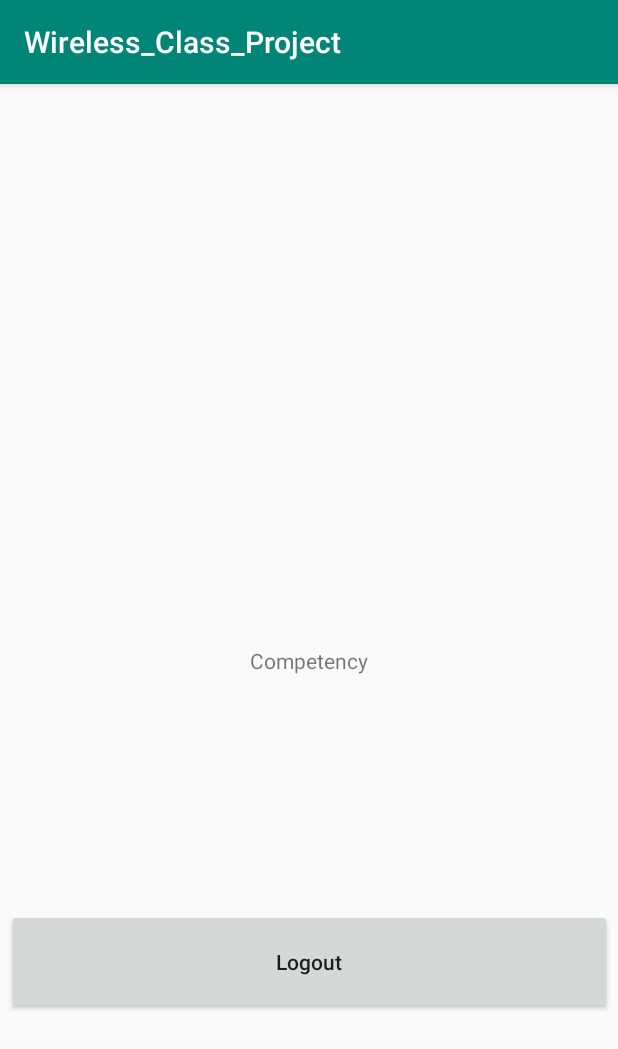
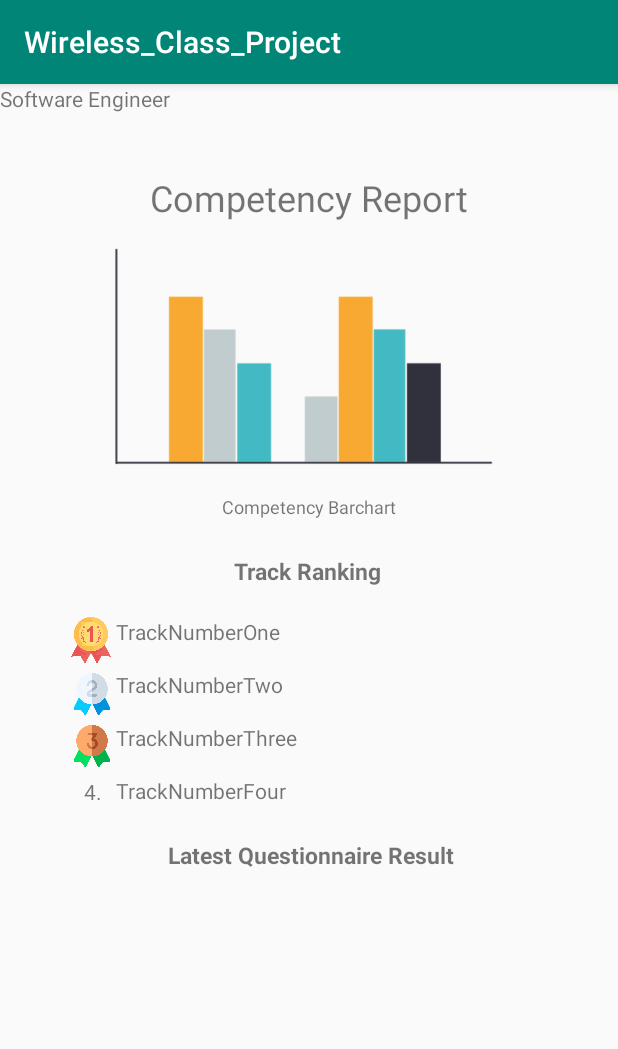
Before and after one commit to Phancisth/Wireless_Class_Project, an Android app: the HomePage screen opened directly, with no data from a screen before it, after a tap on "Competency Report", on a phone screen of 412 x 824 dp. Shown: the top 1049 px of the screen. Run offline under Robolectric (Android 15) with nearby library versions, the phone set to English and light mode, and no system bars; our stand-ins replace Firebase (no records; nobody signed in at launch, a user with empty details on screens opened directly).

Commit message:
add picture to home page and put the materials in competency report page:D I am such a good group member>:DDD

```diff
--- a/app/src/main/res/layout/activity_competency.xml
+++ b/app/src/main/res/layout/activity_competency.xml
@@ -12,23 +12,152 @@
         android:layout_height="wrap_content"
         android:layout_marginTop="8dp"
         android:layout_marginBottom="8dp"
-        android:text="Competency"
+        android:text="@string/CompetencyHead"
+        android:textSize="24sp"
         app:layout_constraintBottom_toBottomOf="parent"
         app:layout_constraintEnd_toEndOf="parent"
         app:layout_constraintStart_toStartOf="parent"
-        app:layout_constraintTop_toTopOf="parent" />
-    <Button
-        android:id="@+id/log_out"
-        android:layout_width="403dp"
-        android:layout_height="70dp"
+        app:layout_constraintTop_toTopOf="parent"
+        app:layout_constraintVertical_bias="0.071" />
+
+    <TextView
+        android:id="@+id/textView2"
+        android:layout_width="wrap_content"
+        android:layout_height="wrap_content"
         android:layout_marginStart="8dp"
+        android:layout_marginTop="8dp"
         android:layout_marginEnd="8dp"
-        android:layout_marginBottom="148dp"
-        android:onClick="Logout"
-        android:text="@string/logout_button"
-        android:textAllCaps="false"
-        app:layout_constraintBottom_toBottomOf="parent"
+        android:text="@string/BarchartDesc"
+        android:textSize="12sp"
         app:layout_constraintEnd_toEndOf="parent"
-        app:layout_constraintHorizontal_bias="0.458"
-        app:layout_constraintStart_toStartOf="parent" />
+        app:layout_constraintStart_toStartOf="parent"
+        app:layout_constraintTop_toBottomOf="@+id/imageView2" />
+
+    <ImageView
+        android:id="@+id/imageView2"
+        android:layout_width="267dp"
+        android:layout_height="165dp"
+        android:layout_marginStart="8dp"
+        android:layout_marginTop="100dp"
+        android:layout_marginEnd="8dp"
+        app:layout_constraintEnd_toEndOf="parent"
+        app:layout_constraintHorizontal_bias="0.497"
+        app:layout_constraintStart_toStartOf="parent"
+        app:layout_constraintTop_toTopOf="parent"
+        app:srcCompat="@drawable/barchart2" />
+
+    <TextView
+        android:id="@+id/textView4"
+        android:layout_width="wrap_content"
+        android:layout_height="wrap_content"
+        android:layout_marginStart="4dp"
+        android:layout_marginTop="24dp"
+        android:layout_marginEnd="8dp"
+        android:text="@string/TrackRank"
+        android:textSize="15sp"
+        android:textStyle="bold"
+        app:layout_constraintEnd_toEndOf="parent"
+        app:layout_constraintHorizontal_bias="0.504"
+        app:layout_constraintStart_toStartOf="parent"
+        app:layout_constraintTop_toBottomOf="@+id/textView2" />
+
+    <ImageView
+        android:id="@+id/imageView4"
+        android:layout_width="33dp"
+        android:layout_height="31dp"
+        android:layout_marginStart="44dp"
+        android:layout_marginTop="20dp"
+        app:layout_constraintStart_toStartOf="parent"
+        app:layout_constraintTop_toBottomOf="@+id/textView4"
+        app:srcCompat="@drawable/goldmedal" />
+
+    <TextView
+        android:id="@+id/textView6"
+        android:layout_width="wrap_content"
+        android:layout_height="wrap_content"
+        android:layout_marginTop="20dp"
+        android:text="@string/Track1"
+        app:layout_constraintStart_toEndOf="@+id/imageView4"
+        app:layout_constraintTop_toBottomOf="@+id/textView4" />
+
+    <TextView
+        android:id="@+id/textView7"
+        android:layout_width="117dp"
+        android:layout_height="19dp"
+        android:layout_marginStart="2dp"
+        android:layout_marginTop="16dp"
+        android:text="@string/Track2"
+        app:layout_constraintStart_toEndOf="@+id/imageView6"
+        app:layout_constraintTop_toBottomOf="@+id/textView6" />
+
+    <ImageView
+        android:id="@+id/imageView6"
+        android:layout_width="28dp"
+        android:layout_height="29dp"
+        android:layout_marginStart="47dp"
+        android:layout_marginTop="5dp"
+        app:layout_constraintStart_toStartOf="parent"
+        app:layout_constraintTop_toBottomOf="@+id/imageView4"
+        app:srcCompat="@drawable/second" />
+
+    <ImageView
+        android:id="@+id/imageView7"
+        android:layout_width="28dp"
+        android:layout_height="29dp"
+        android:layout_marginStart="47dp"
+        android:layout_marginTop="5dp"
+        app:layout_constraintStart_toStartOf="parent"
+        app:layout_constraintTop_toBottomOf="@+id/imageView6"
+        app:srcCompat="@drawable/third" />
+
+    <TextView
+        android:id="@+id/textView8"
+        android:layout_width="wrap_content"
+        android:layout_height="wrap_content"
+        android:layout_marginStart="2dp"
+        android:layout_marginTop="16dp"
+        android:text="@string/Track3"
+        app:layout_constraintStart_toEndOf="@+id/imageView7"
+        app:layout_constraintTop_toBottomOf="@+id/textView7" />
+
+    <TextView
+        android:id="@+id/textView9"
+        android:layout_width="13dp"
+        android:layout_height="19dp"
+        android:layout_marginStart="56dp"
+        android:layout_marginTop="6dp"
+        android:text="@string/NO4"
+        app:layout_constraintStart_toStartOf="parent"
+        app:layout_constraintTop_toBottomOf="@+id/imageView7" />
+
+    <TextView
+        android:id="@+id/textView10"
+        android:layout_width="wrap_content"
+        android:layout_height="wrap_content"
+        android:layout_marginStart="8dp"
+        android:layout_marginTop="16dp"
+        android:text="@string/Track4"
+        app:layout_constraintStart_toEndOf="@+id/textView9"
+        app:layout_constraintTop_toBottomOf="@+id/textView8" />
+
+    <TextView
+        android:id="@+id/textView11"
+        android:layout_width="wrap_content"
+        android:layout_height="wrap_content"
+        android:layout_marginStart="112dp"
+        android:layout_marginTop="168dp"
+        android:text="@string/QuestionnaireResult"
+        android:textSize="15sp"
+        android:textStyle="bold"
+        app:layout_constraintStart_toStartOf="parent"
+        app:layout_constraintTop_toBottomOf="@+id/textView4" />
+
+    <TextView
+        android:id="@+id/textView13"
+        android:layout_width="wrap_content"
+        android:layout_height="wrap_content"
+        android:text="@string/TrackName"
+        tools:layout_editor_absoluteX="147dp"
+        tools:layout_editor_absoluteY="541dp" />
+
 </android.support.constraint.ConstraintLayout>
--- a/app/src/main/res/layout/activity_home.xml
+++ b/app/src/main/res/layout/activity_home.xml
@@ -40,10 +40,11 @@
 
             <ImageView
                 android:id="@+id/imageView"
-                android:layout_width="wrap_content"
-                android:layout_height="102dp"
+                android:layout_width="166dp"
+                android:layout_height="wrap_content"
                 android:layout_weight="1"
-                tools:srcCompat="@tools:sample/avatars[1]" />
+                app:srcCompat="@drawable/avatar2"
+                tools:srcCompat="@drawable/avatar2" />
 
             <LinearLayout
                 android:layout_width="291dp"
--- a/app/src/main/res/values/strings.xml
+++ b/app/src/main/res/values/strings.xml
@@ -28,4 +28,14 @@
     <string name="Language">English</string>
     <string name="ChangeLan">Change Language</string>
     <string name="StudentID">Student ID</string>
+    <string name="CompetencyHead">Competency Report</string>
+    <string name="BarchartDesc">Competency Barchart</string>
+    <string name="TrackRank">Track Ranking</string>
+    <string name="Track1">TrackNumberOne</string>
+    <string name="Track2">TrackNumberTwo</string>
+    <string name="Track3">TrackNumberThree</string>
+    <string name="NO4">4.</string>
+    <string name="Track4">TrackNumberFour</string>
+    <string name="QuestionnaireResult">Latest Questionnaire Result</string>
+    <string name="TrackName">Software Engineer</string>
 </resources>
```
Also changed, not shown: app/src/main/res/drawable/avatar2.png (added), app/src/main/res/drawable/barchart.png (added), app/src/main/res/drawable/barchart2.png (added), app/src/main/res/drawable/goldmedal.png (added), app/src/main/res/drawable/second.png (added), app/src/main/res/drawable/third.png (added).
